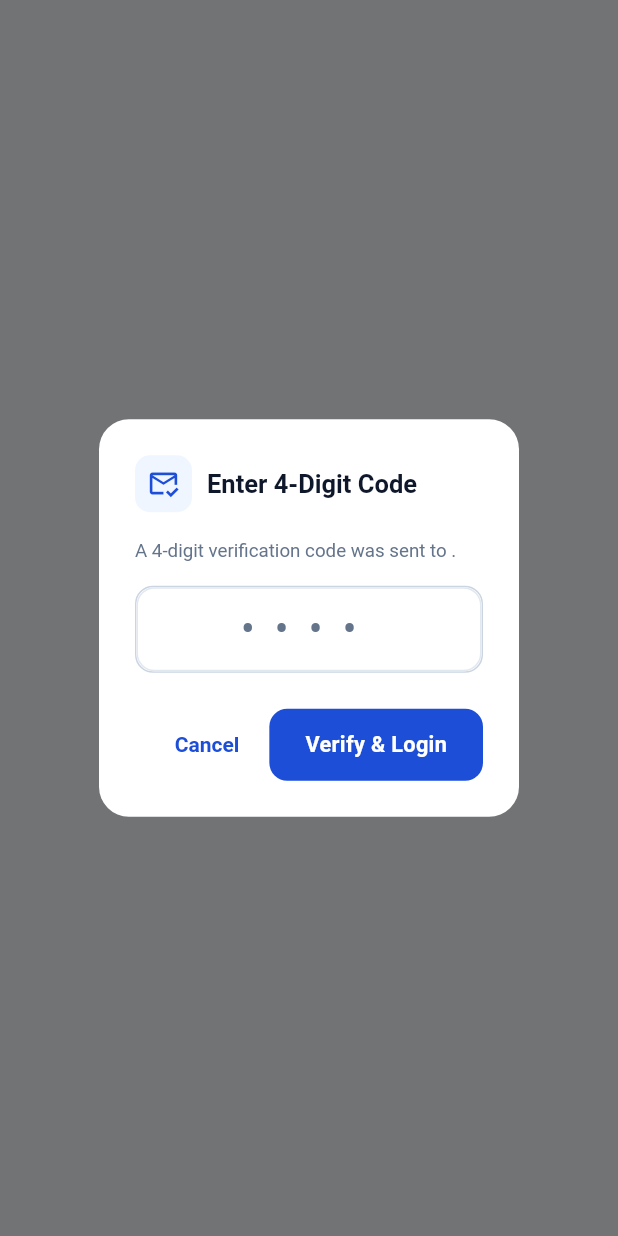
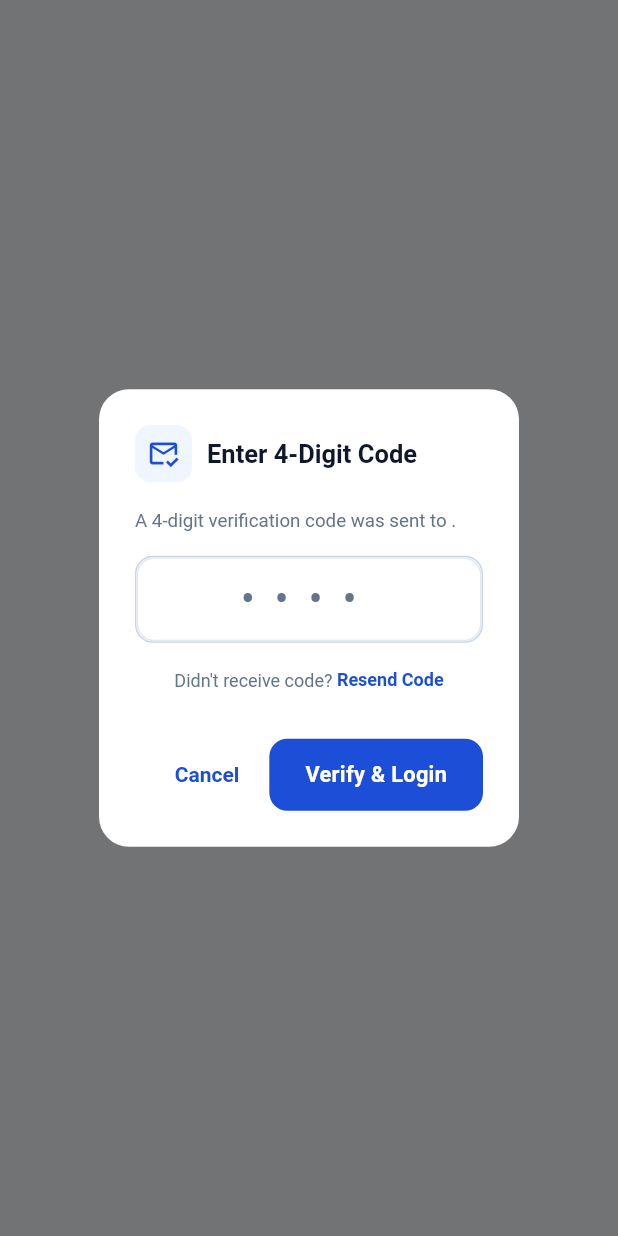
Before and after one commit to nsyumnt-rgb/nsyu, a Flutter app: what show() shows on an empty page, opened directly with empty values, on a phone screen of 412 x 824 dp. Run offline on Flutter 3.47's test engine with Material 3 defaults, Android fonts, the phone set to English and light mode, and no system bars; our stand-ins replace csv, file_picker, flutter_contacts, pdf, printing, share_plus and 2 more; missing offline and left inert: excel; accounts and stored records are empty; network calls fail.

Commit message:
fix(customer-portal): robust customer login fallback, OTP auto-handling, and resilient email delivery

```diff
--- a/App/lib/features/account/widgets/customer_otp_dialog.dart
+++ b/App/lib/features/account/widgets/customer_otp_dialog.dart
@@ -1,21 +1,28 @@
 import 'package:flutter/material.dart';
 import 'package:provider/provider.dart';
 import '../../../providers/auth_provider.dart';
+import '../../../services/customer_portal_service.dart';
 
 class CustomerOtpDialog extends StatefulWidget {
   final String identifier;
   final String? maskedEmail;
+  final String? initialOtp;
+  final String? message;
 
   const CustomerOtpDialog({
     super.key,
     required this.identifier,
     this.maskedEmail,
+    this.initialOtp,
+    this.message,
   });
 
   static Future<bool?> show(
     BuildContext context, {
     required String identifier,
     String? maskedEmail,
+    String? initialOtp,
+    String? message,
   }) {
     return showDialog<bool>(
       context: context,
@@ -23,6 +30,8 @@ class CustomerOtpDialog extends StatefulWidget {
       builder: (ctx) => CustomerOtpDialog(
         identifier: identifier,
         maskedEmail: maskedEmail,
+        initialOtp: initialOtp,
+        message: message,
       ),
     );
   }
@@ -34,18 +43,53 @@ class CustomerOtpDialog extends StatefulWidget {
 class _CustomerOtpDialogState extends State<CustomerOtpDialog> {
   late final TextEditingController _otpCtrl;
   bool _verifying = false;
+  bool _resending = false;
   String? _dialogErr;
+  String? _infoMessage;
+  String? _maskedEmail;
 
   @override
   void initState() {
     super.initState();
-    _otpCtrl = TextEditingController();
+    _otpCtrl = TextEditingController(text: widget.initialOtp ?? '');
+    _infoMessage = widget.message;
+    _maskedEmail = widget.maskedEmail;
   }
 
   @override
   void dispose() {
     _otpCtrl.dispose();
     super.dispose();
+  }
+
+  Future<void> _resendOtp() async {
+    setState(() {
+      _resending = true;
+      _dialogErr = null;
+    });
+
+    try {
+      final res = await CustomerPortalService().requestOtp(identifier: widget.identifier);
+      final code = res['verificationCode']?.toString() ?? res['otp']?.toString();
+      final msg = res['message']?.toString();
+      final masked = res['maskedEmail']?.toString();
+
+      if (!mounted) return;
+      setState(() {
+        _resending = false;
+        if (masked != null) _maskedEmail = masked;
+        if (msg != null) _infoMessage = msg;
+        if (code != null && code.isNotEmpty) {
+          _otpCtrl.text = code;
+        }
+      });
+    } catch (err) {
+      if (!mounted) return;
+      setState(() {
+        _resending = false;
+        _dialogErr = err.toString().replaceAll('Exception: ', '');
+      });
+    }
   }
 
   Future<void> _verifyOtp() async {
@@ -103,14 +147,42 @@ class _CustomerOtpDialogState extends State<CustomerOtpDialog> {
           ),
         ],
       ),
-      content: Column(
+      content: SingleChildScrollView(
+        child: Column(
           mainAxisSize: MainAxisSize.min,
           crossAxisAlignment: CrossAxisAlignment.stretch,
           children: [
             Text(
-            'A 4-digit verification code was sent to ${widget.maskedEmail ?? widget.identifier}.',
+              'A 4-digit verification code was sent to ${_maskedEmail ?? widget.identifier}.',
               style: const TextStyle(fontSize: 12.5, color: Color(0xFF64748B)),
             ),
+            if (_infoMessage != null && _infoMessage!.isNotEmpty) ...[
+              const SizedBox(height: 12),
+              Container(
+                padding: const EdgeInsets.symmetric(horizontal: 12, vertical: 8),
+                decoration: BoxDecoration(
+                  color: const Color(0xFFF0FDF4),
+                  borderRadius: BorderRadius.circular(10),
+                  border: Border.all(color: const Color(0xFFBBF7D0)),
+                ),
+                child: Row(
+                  children: [
+                    const Icon(Icons.info_outline, size: 16, color: Color(0xFF15803D)),
+                    const SizedBox(width: 8),
+                    Expanded(
+                      child: Text(
+                        _infoMessage!,
+                        style: const TextStyle(
+                          fontSize: 12,
+                          color: Color(0xFF15803D),
+                          fontWeight: FontWeight.w600,
+                        ),
+                      ),
+                    ),
+                  ],
+                ),
+              ),
+            ],
             const SizedBox(height: 16),
             Container(
               decoration: BoxDecoration(
@@ -136,14 +208,48 @@ class _CustomerOtpDialogState extends State<CustomerOtpDialog> {
                 ),
               ),
             ),
+            const SizedBox(height: 10),
+            Row(
+              mainAxisAlignment: MainAxisAlignment.center,
+              children: [
+                const Text(
+                  "Didn't receive code? ",
+                  style: TextStyle(fontSize: 12, color: Color(0xFF64748B)),
+                ),
+                TextButton(
+                  onPressed: _resending ? null : _resendOtp,
+                  style: TextButton.styleFrom(
+                    padding: EdgeInsets.zero,
+                    minimumSize: const Size(50, 30),
+                    tapTargetSize: MaterialTapTargetSize.shrinkWrap,
+                  ),
+                  child: _resending
+                      ? const SizedBox(
+                          width: 12,
+                          height: 12,
+                          child: CircularProgressIndicator(strokeWidth: 1.8),
+                        )
+                      : const Text(
+                          'Resend Code',
+                          style: TextStyle(
+                            fontSize: 12,
+                            fontWeight: FontWeight.bold,
+                            color: Color(0xFF1D4ED8),
+                          ),
+                        ),
+                ),
+              ],
+            ),
             if (_dialogErr != null) ...[
               const SizedBox(height: 8),
               Text(
                 _dialogErr!,
                 style: const TextStyle(fontSize: 12, color: Color(0xFFDC2626)),
+                textAlign: TextAlign.center,
               ),
             ],
           ],
+        ),
       ),
       actions: [
         TextButton(
--- a/App/pubspec.yaml
+++ b/App/pubspec.yaml
@@ -1,7 +1,7 @@
 name: nsyu_catalog_app
 description: NSYU Mobile Accessories — business management, catalog, billing, and ledger app powered by Supabase PostgreSQL.
 publish_to: 'none'
-version: 1.0.13+15
+version: 1.0.14+16
 
 environment:
   sdk: '>=3.0.0 <4.0.0'
```
Also changed, not shown: App/lib/features/account/screens/login_screen.dart (+44 -6 lines), 2 other files. Lines whose indentation alone changed are shown as unchanged.
